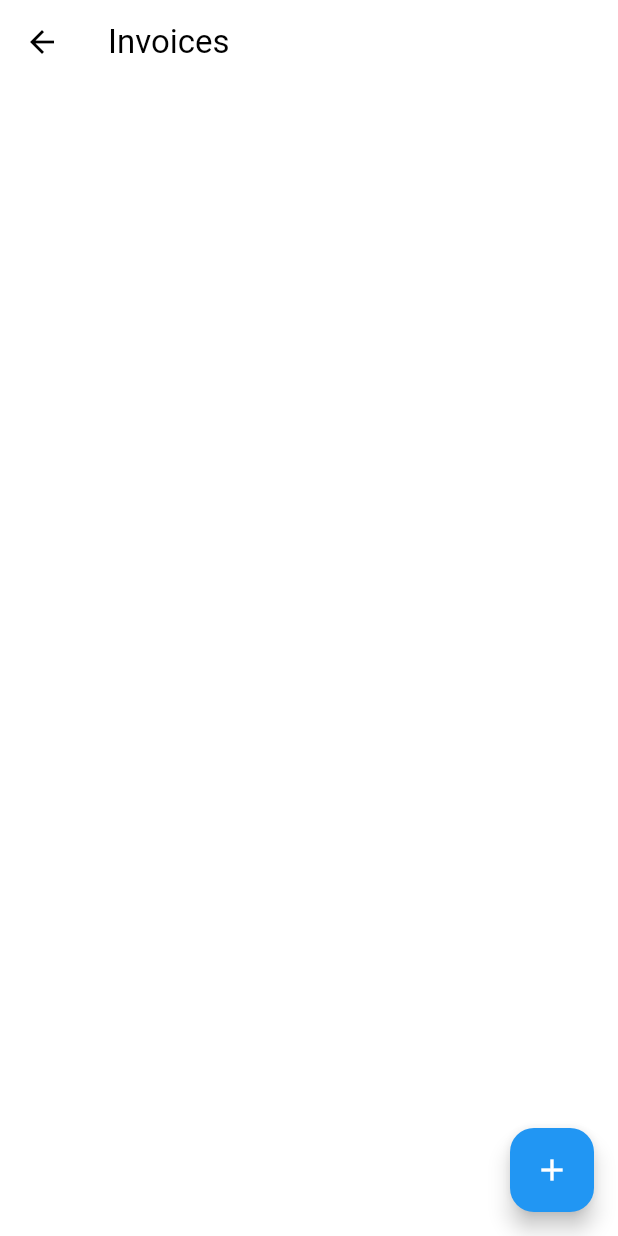
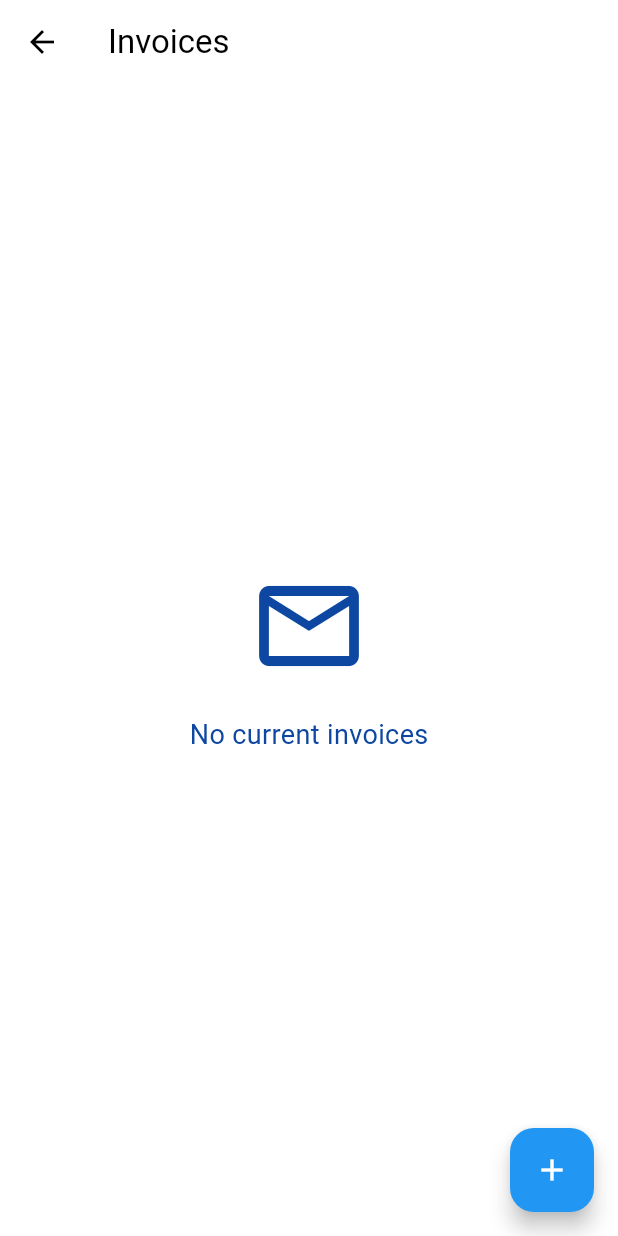
Before and after one commit to MungaiS/Invoicing_app, a Flutter app: the InvoiceListScreen screen opened by its route, on a phone screen of 412 x 824 dp. Run offline on Flutter 3.47's test engine with Material 3 defaults, Android fonts, the phone set to English and light mode, and no system bars; our stand-ins replace hive, hive_flutter, open_file, pdf, share_plus; accounts and stored records are empty.

Commit message:
Completed project

```diff
--- a/lib/screens/invoice_list_screen.dart
+++ b/lib/screens/invoice_list_screen.dart
@@ -14,6 +14,25 @@ class InvoiceListScreen extends StatelessWidget {
       body: Consumer<InvoiceProvider>(
         builder: (context, invoiceProvider, child) {
           final invoices = invoiceProvider.invoices;
+          if (invoices.isEmpty) {
+            return Center(
+              child: Column(
+                mainAxisAlignment: MainAxisAlignment.center,
+                children: [
+                  Icon(
+                    Icons.email_outlined,
+                    size: 80,
+                    color: Colors.blue.shade900,
+                  ),
+                  SizedBox(height: 20),
+                  Text(
+                    'No current invoices',
+                    style: TextStyle(fontSize: 18, color: Colors.blue.shade900),
+                  ),
+                ],
+              ),
+            );
+          }
           return ListView.builder(
             itemCount: invoices.length,
             itemBuilder: (context, index) {
```
Also changed, not shown: 1 other file.
